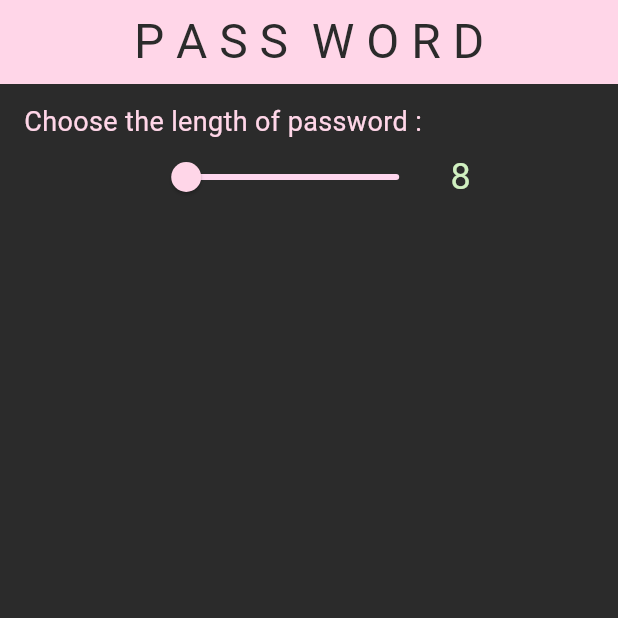
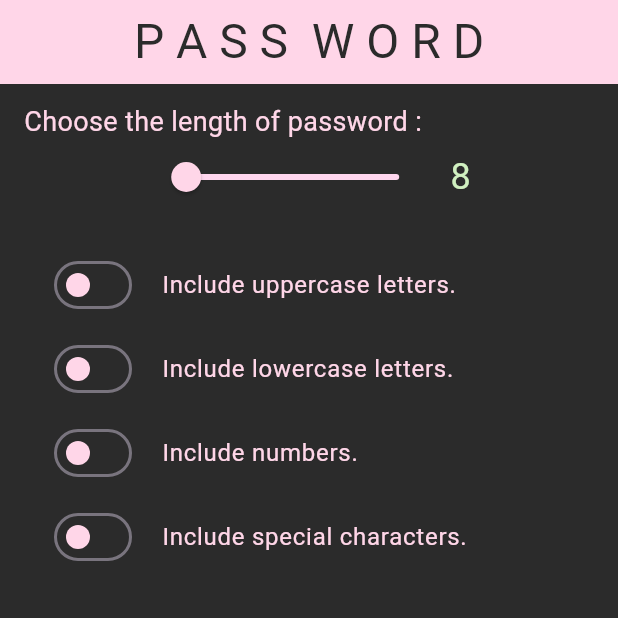
Before and after one commit to div1681/task2, a Flutter app: the screen it shows after launch, on a phone screen of 412 x 824 dp, the top half of it. Run offline on Flutter 3.47's test engine with Material 3 defaults, Android fonts, the phone set to English and light mode, and no system bars.

Commit message:
ADDED SWITCHES

```diff
--- a/lib/homepage.dart
+++ b/lib/homepage.dart
@@ -1,4 +1,5 @@
 import 'package:flutter/material.dart';
+import 'package:task2/switch.dart';
 
 class Homepage extends StatefulWidget {
   const Homepage({super.key});
@@ -9,6 +10,11 @@ class Homepage extends StatefulWidget {
 
 class _HomepageState extends State<Homepage> {
   double password_length = 8;
+  bool up = false;
+  bool low = false;
+  bool num = false;
+  bool sym = false;
+
   @override
   Widget build(BuildContext context) {
     return Scaffold(
@@ -59,7 +65,42 @@ class _HomepageState extends State<Homepage> {
                   style: TextStyle(fontSize: 24, color: Color(0xFFD0F0C0)),
                 )
               ],
-            )
+            ),
+            SizedBox(
+              height: 20,
+            ),
+            myswitch(
+                ON: up,
+                title: "Include uppercase letters.",
+                change: (ON) {
+                  setState(() {
+                    up = ON;
+                  });
+                }),
+            myswitch(
+                ON: low,
+                title: "Include lowercase letters.",
+                change: (ON) {
+                  setState(() {
+                    low = ON;
+                  });
+                }),
+            myswitch(
+                ON: num,
+                title: "Include numbers.",
+                change: (ON) {
+                  setState(() {
+                    num = ON;
+                  });
+                }),
+            myswitch(
+                ON: sym,
+                title: "Include special characters.",
+                change: (ON) {
+                  setState(() {
+                    sym = ON;
+                  });
+                }),
           ],
         ),
       ),
--- /dev/null
+++ b/lib/switch.dart
@@ -0,0 +1,28 @@
+import 'package:flutter/material.dart';
+
+class myswitch extends StatelessWidget {
+  final bool ON;
+  final String title;
+  final ValueChanged<bool> change;
+
+  const myswitch(
+      {required this.ON, required this.title, required this.change, super.key});
+
+  @override
+  Widget build(BuildContext context) {
+    return SwitchListTile(
+      activeColor: Color(0xFFD0F0C0),
+      activeTrackColor: Color(0xFF3E3E3E),
+      inactiveThumbColor: Color(0xFFFFD6E8),
+      inactiveTrackColor: Color(0xFF2B2B2B),
+      value: ON,
+      title: Text(
+        title,
+        style: TextStyle(
+            color: ON ? Color(0xFFD0F0C0) : Color(0xFFFFD6E8), fontSize: 16),
+      ),
+      controlAffinity: ListTileControlAffinity.leading,
+      onChanged: change,
+    );
+  }
+}
--- a/pubspec.yaml
+++ b/pubspec.yaml
@@ -34,6 +34,7 @@ dependencies:
   # The following adds the Cupertino Icons font to your application.
   # Use with the CupertinoIcons class for iOS style icons.
   cupertino_icons: ^1.0.8
+  animated_toggle_switch: ^0.8.5
 
 dev_dependencies:
   flutter_test:
```
Also changed, not shown: pubspec.lock.
